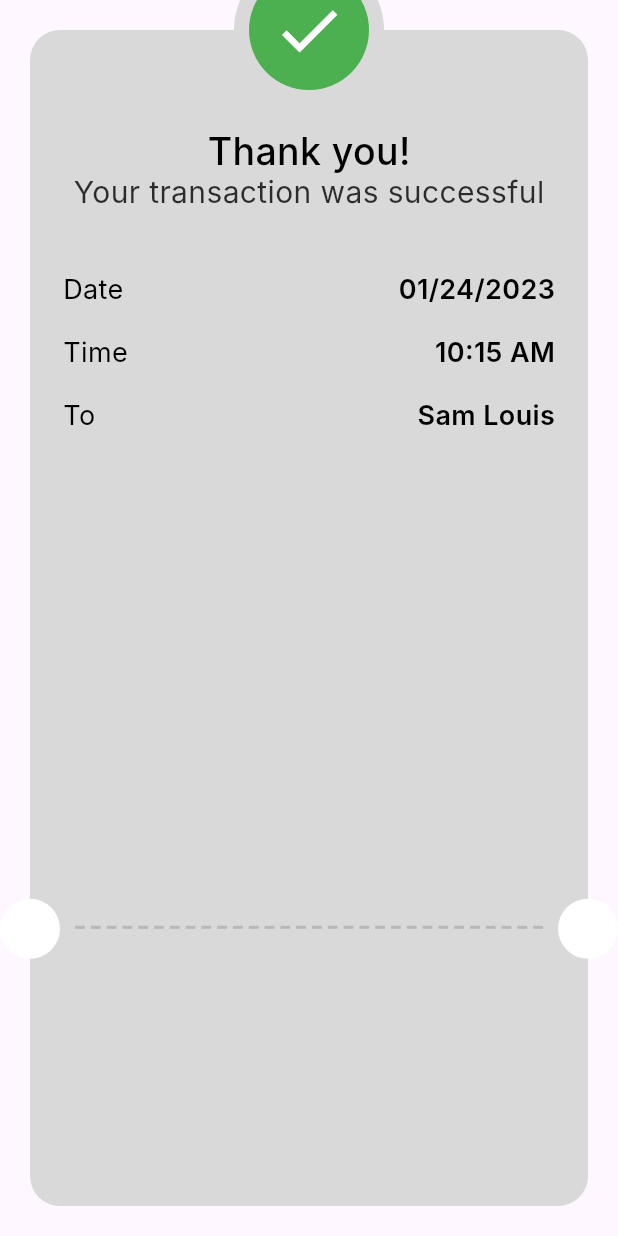
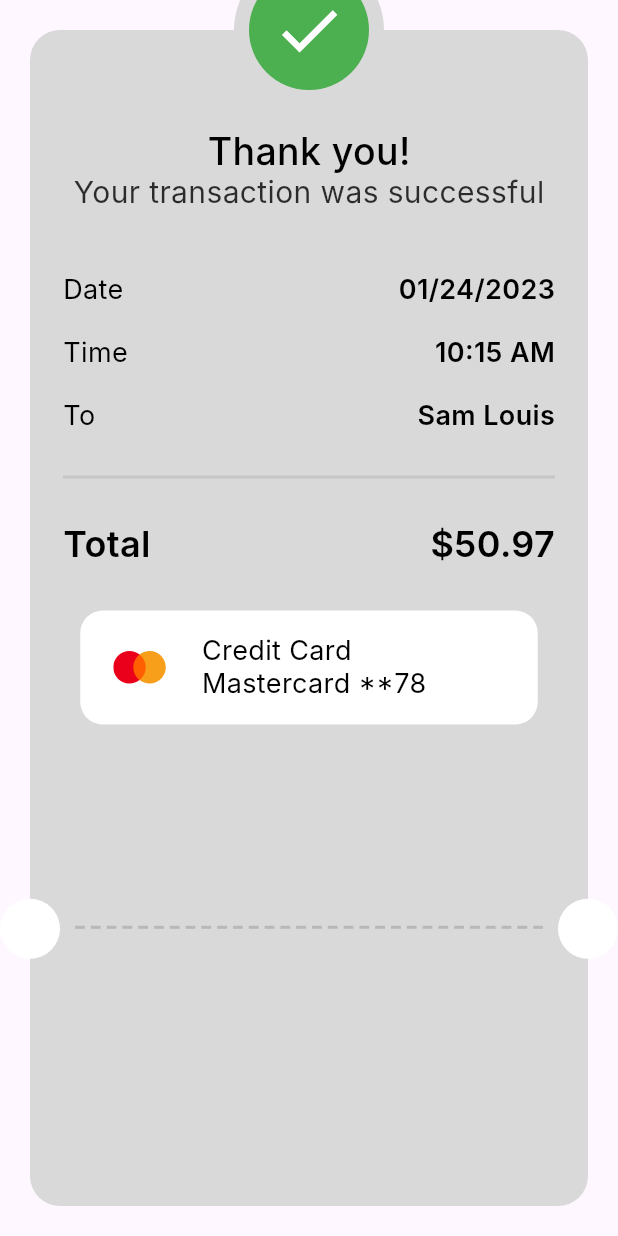
Before and after one commit to mohamdelbehairy/checkout-payment-app, a Flutter app: the ThankYouView screen opened directly, on a phone screen of 412 x 824 dp. Run offline on Flutter 3.47's test engine with Material 3 defaults, Android fonts, the phone set to English and light mode, and no system bars; our stand-ins replace flutter_credit_card, flutter_svg; Roboto replaces fonts that are missing (Inter).

```diff
--- a/lib/core/utils/assets.dart
+++ b/lib/core/utils/assets.dart
@@ -13,6 +13,10 @@ class Assets {
   /// assets/images/card.svg
   static const String imagesCard = "assets/images/card.svg";
 
+  /// Assets for imagesMasterCard
+  /// assets/images/master_card.svg
+  static const String imagesMasterCard = "assets/images/master_card.svg";
+
   /// Assets for imagesPaypal
   /// assets/images/paypal.svg
   static const String imagesPaypal = "assets/images/paypal.svg";
--- /dev/null
+++ b/lib/features/checkout/presentation/widgets/card_info_widget.dart
@@ -0,0 +1,33 @@
+import 'package:checkout_payment_ui/core/utils/assets.dart';
+import 'package:flutter/material.dart';
+import 'package:flutter_svg/svg.dart';
+
+import '../../../../core/utils/styles.dart';
+
+class CardInfoWIdget extends StatelessWidget {
+  const CardInfoWIdget({super.key});
+
+  @override
+  Widget build(BuildContext context) {
+    return Container(
+      width: 305,
+      padding: const EdgeInsets.symmetric(vertical: 16, horizontal: 22),
+      decoration: BoxDecoration(
+          color: Colors.white, borderRadius: BorderRadius.circular(15)),
+      child: Row(
+        children: [
+          SvgPicture.asset(Assets.imagesMasterCard),
+          const SizedBox(width: 23),
+          const Column(
+            crossAxisAlignment: CrossAxisAlignment.start,
+            mainAxisAlignment: MainAxisAlignment.center,
+            children: [
+              Text('Credit Card', style: Styles.styleRegular18),
+              Text('Mastercard **78', style: Styles.styleRegular18),
+            ],
+          ),
+        ],
+      ),
+    );
+  }
+}
--- a/lib/features/checkout/presentation/widgets/thank_you_card.dart
+++ b/lib/features/checkout/presentation/widgets/thank_you_card.dart
@@ -1,7 +1,8 @@
 import 'package:checkout_payment_ui/core/utils/styles.dart';
+import 'package:checkout_payment_ui/features/checkout/presentation/widgets/total_price.dart';
 import 'package:flutter/material.dart';
-import 'package:flutter/widgets.dart';
 
+import 'card_info_widget.dart';
 import 'payment_item_info.dart';
 
 class ThankYouCard extends StatelessWidget {
@@ -27,6 +28,10 @@ class ThankYouCard extends StatelessWidget {
               const PaymentItemInfo(title: 'Time', value: '10:15 AM'),
               const SizedBox(height: 20),
               const PaymentItemInfo(title: 'To', value: 'Sam Louis'),
+              const Divider(thickness: 2, color: Color(0xffC7C7C7), height: 60),
+              const TotalPrice(title: 'Total', value: r'$50.97'),
+              const SizedBox(height: 30),
+              const CardInfoWIdget()
             ],
           ),
         ));
```
Also changed, not shown: assets/images/master_card.svg (added).
